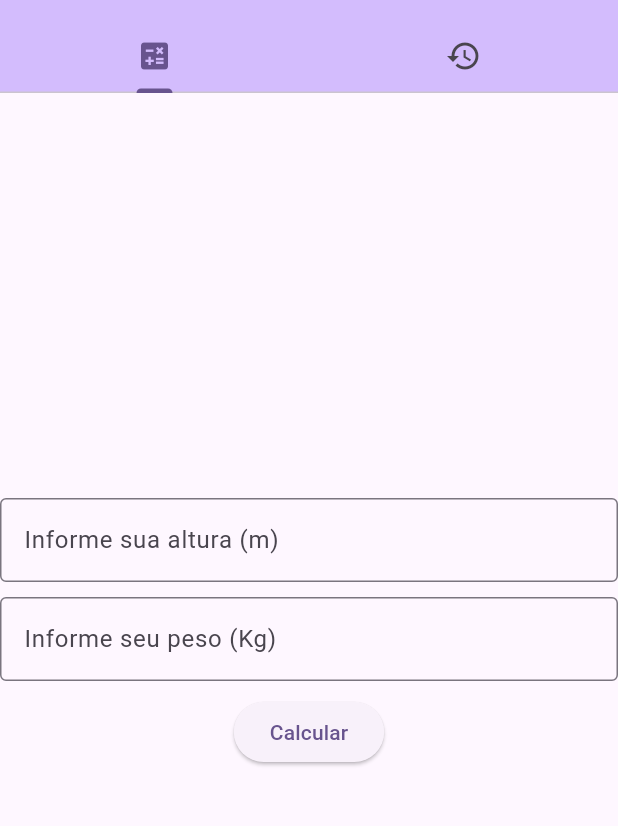
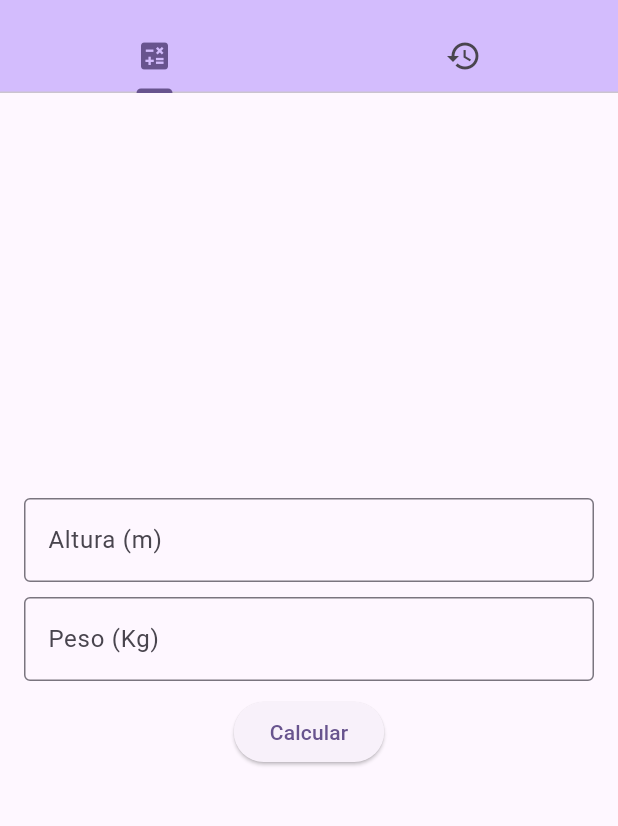
Before and after one commit to gustavoramos00/flutter_ufba, a Flutter app: the screen it shows after launch, after a tap on "Calcular", on a phone screen of 412 x 824 dp, the part 63-889 px from its top. Run offline on Flutter 3.47's test engine with Material 2 defaults, Android fonts, the phone set to English and light mode, and no system bars; our stand-ins replace flutter_riverpod.

```diff
--- a/lib/calculadora.dart
+++ b/lib/calculadora.dart
@@ -1,10 +1,9 @@
 import 'package:flutter/material.dart';
+import 'package:flutter/services.dart';
 import 'package:flutter_riverpod/flutter_riverpod.dart';
 import 'package:imc/imc.dart';
 import 'package:imc/main.dart';
 import 'package:imc/resultado-imc.dart';
-
-
 
 class Calculadora extends ConsumerWidget {
   Calculadora({
@@ -13,51 +12,57 @@ class Calculadora extends ConsumerWidget {
 
   double? peso;
   double? altura;
+  final filtroNumeroDecimal =
+      FilteringTextInputFormatter.allow(RegExp(r'[0-9]+[,.]{0,1}[0-9]*'));
 
   @override
   Widget build(BuildContext context, WidgetRef ref) {
     // final List<IMC> historico = ref.watch(imcProvider);
     return Center(
+      child: Padding(
+        padding: const EdgeInsets.all(16.0),
         child: Column(
           mainAxisAlignment: MainAxisAlignment.center,
           children: <Widget>[
             TextField(
               keyboardType: TextInputType.number,
+              inputFormatters: [filtroNumeroDecimal],
               decoration: const InputDecoration(
                 border: OutlineInputBorder(),
-              hintText: 'Informe sua altura (m)',
+                hintText: 'Ex: 1,73',
+                labelText: 'Altura (m)',
               ),
               onChanged: (value) {
-              altura = double.parse(value);
+                altura = double.parse(value.replaceAll(',', '.'));
               },
             ),
             const SizedBox(height: 10),
             TextField(
               keyboardType: TextInputType.number,
+              inputFormatters: [filtroNumeroDecimal],
               decoration: const InputDecoration(
                 border: OutlineInputBorder(),
-              hintText: 'Informe seu peso (Kg)',
+                hintText: 'Ex: 71',
+                labelText: 'Peso (Kg)',
               ),
               onChanged: (value) {
-              peso = double.parse(value);
+                peso = double.parse(value.replaceAll(',', '.'));
               },
             ),
             const SizedBox(height: 10),
             ElevatedButton(
               onPressed: () {
                 if (peso != null && altura != null) {
-                final imc = IMC(peso!, altura!, 'M', DateTime.now());
+                  final imc = IMC(peso!, altura!, DateTime.now());
                   final historico = ref.read(imcProvider.notifier).state;
                   historico.add(imc);
-
-                Navigator.push(context,
-                    // MaterialPageRoute(builder: (context) => Resultado(imc: imc)));
-                    MaterialPageRoute(builder: (context){
-                      if(peso!/(altura! * altura!) < 18){
+                  Navigator.push(context, MaterialPageRoute(builder: (context) {
+                    if (peso! / (altura! * altura!) < 18) {
                       return Resultado(imc: imc);
-                      }else if(peso!/(altura! * altura!) >= 18 && peso!/(altura! * altura!) <= 24 ){
+                    } else if (peso! / (altura! * altura!) >= 18 &&
+                        peso! / (altura! * altura!) <= 24) {
                       return Resultado1(imc: imc);
-                      }else{
+                    } else {
                       return Resultado2(imc: imc);
                     }
                   }));
@@ -67,6 +72,7 @@ class Calculadora extends ConsumerWidget {
             )
           ],
         ),
+      ),
     );
   }
 }
--- a/lib/imc.dart
+++ b/lib/imc.dart
@@ -4,10 +4,9 @@ import 'package:intl/intl.dart';
 class IMC {
   final double peso;
   final double altura;
-  final String sexo;
   final DateTime data;
 
-  IMC(this.peso, this.altura, this.sexo, this.data);
+  IMC(this.peso, this.altura, this.data);
 
   String getDataFormatada() {
     return DateFormat('dd/MM/yyyy, HH:mm').format(data);
```
Also changed, not shown: lib/main.dart (+3 -4 lines). Lines whose indentation alone changed are shown as unchanged.
